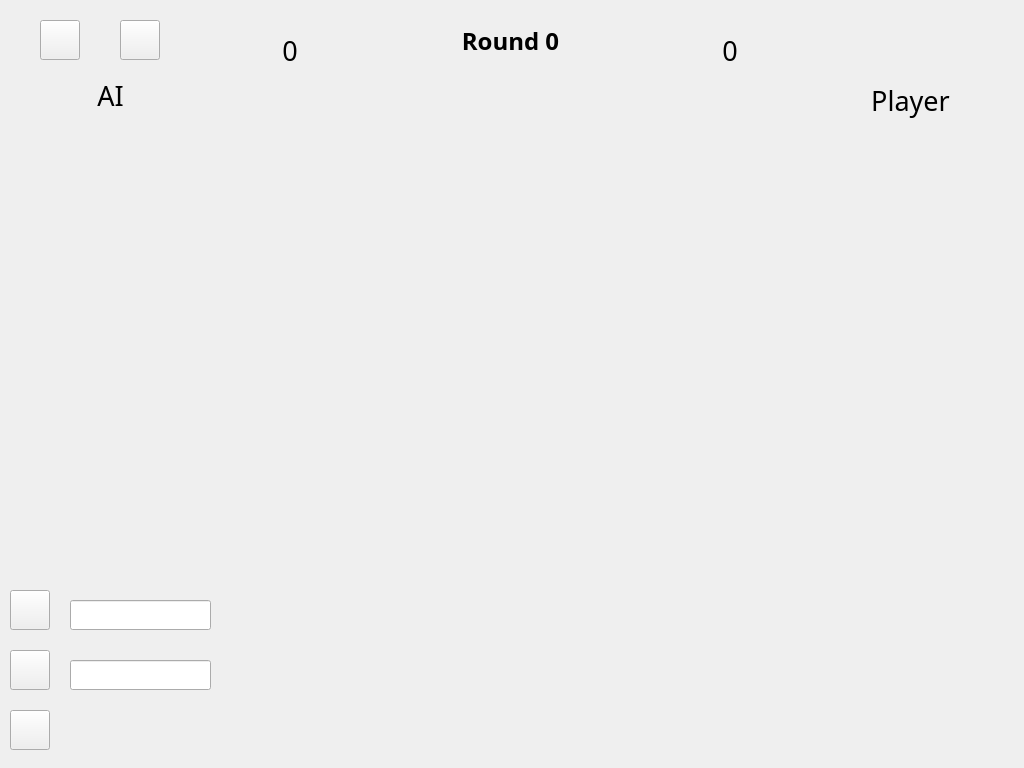
Old version of the form lib/human/part_humanvsai.ui in the repository woinck/DS15-dev.
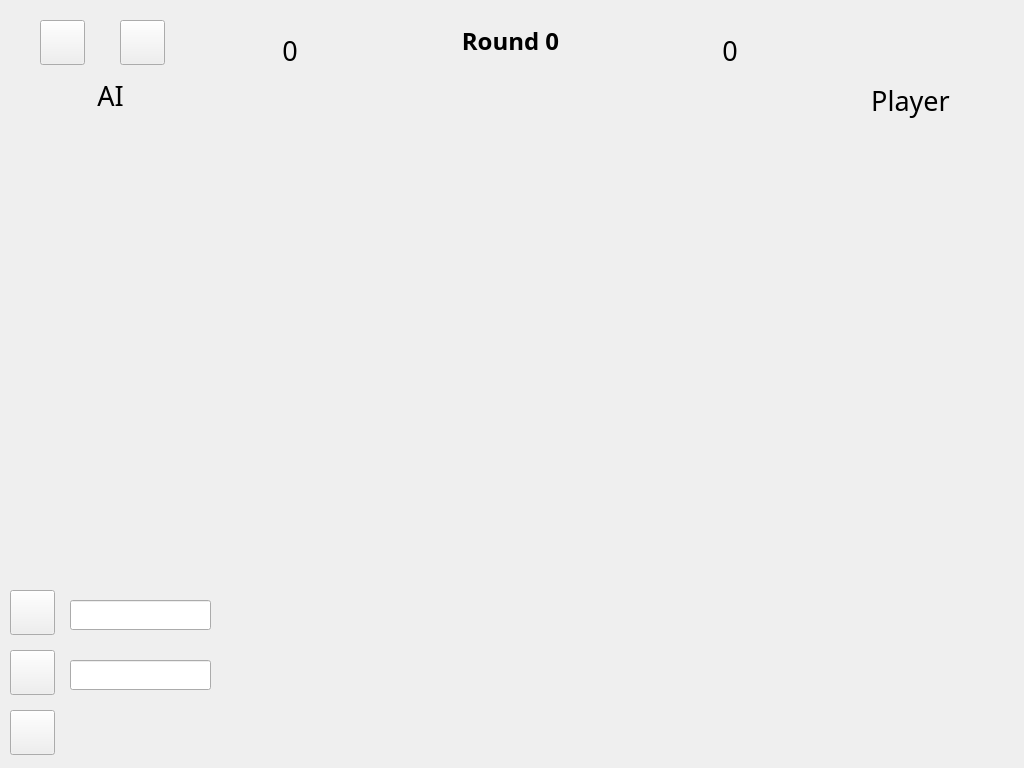
New version of the form.

```diff
--- a/lib/human/part_humanvsai.ui
+++ b/lib/human/part_humanvsai.ui
@@ -18,8 +18,8 @@
     <rect>
      <x>10</x>
      <y>590</y>
-     <width>40</width>
-     <height>40</height>
+     <width>45</width>
+     <height>45</height>
     </rect>
    </property>
    <property name="text">
@@ -47,8 +47,8 @@
     <rect>
      <x>10</x>
      <y>650</y>
-     <width>40</width>
-     <height>40</height>
+     <width>45</width>
+     <height>45</height>
     </rect>
    </property>
    <property name="text">
@@ -98,8 +98,8 @@
     <rect>
      <x>10</x>
      <y>710</y>
-     <width>40</width>
-     <height>40</height>
+     <width>45</width>
+     <height>45</height>
     </rect>
    </property>
    <property name="text">
@@ -111,8 +111,8 @@
     <rect>
      <x>40</x>
      <y>20</y>
-     <width>40</width>
-     <height>40</height>
+     <width>45</width>
+     <height>45</height>
     </rect>
    </property>
    <property name="text">
@@ -135,8 +135,8 @@
     <rect>
      <x>120</x>
      <y>20</y>
-     <width>40</width>
-     <height>40</height>
+     <width>45</width>
+     <height>45</height>
     </rect>
    </property>
    <property name="text">
```
